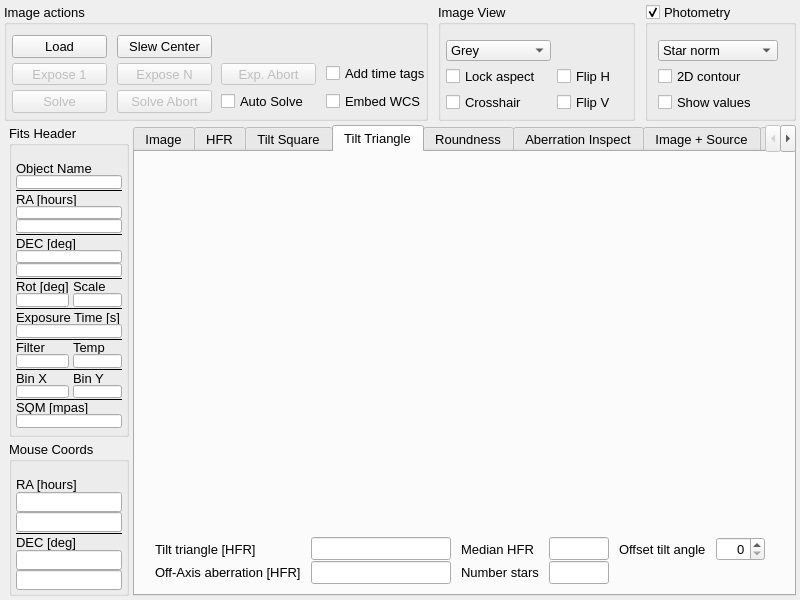
mworion/MountWizzard4, file mw4/gui/widgets/image.ui: the form before one commit.
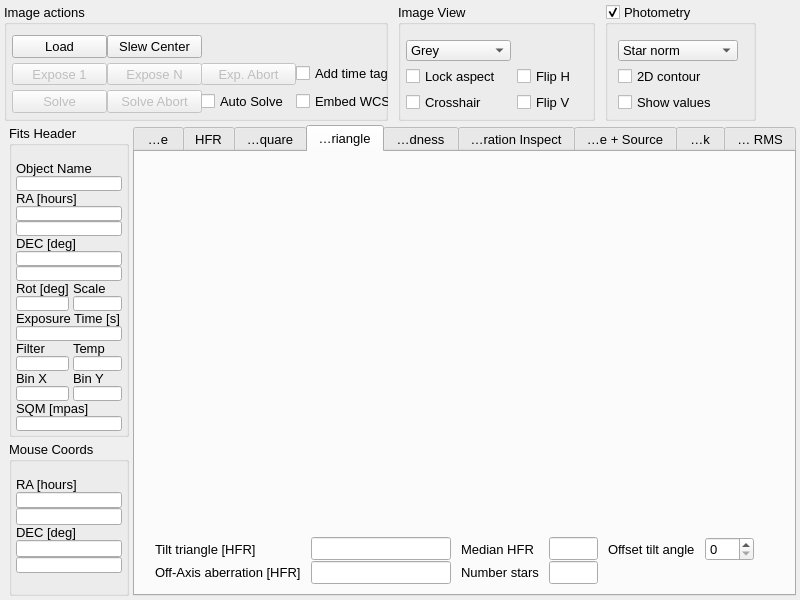
The form after the commit. The open tabs and pages were chosen to show the change. Custom widgets are drawn as their Qt base class.

Diff of the .ui file:
```diff
--- a/mw4/gui/widgets/image.ui
+++ b/mw4/gui/widgets/image.ui
@@ -30,7 +30,6 @@
   </property>
   <property name="font">
    <font>
-    <family>Arial</family>
     <pointsize>10</pointsize>
    </font>
   </property>
@@ -464,11 +463,8 @@
      </item>
      <item>
       <spacer name="horizontalSpacer">
-       <property name="orientation">
-        <enum>Qt::Horizontal</enum>
-       </property>
        <property name="sizeType">
-        <enum>QSizePolicy::Expanding</enum>
+        <enum>QSizePolicy::Fixed</enum>
        </property>
        <property name="sizeHint" stdset="0">
         <size>
@@ -482,9 +478,6 @@
    </item>
    <item>
     <spacer name="verticalSpacer">
-     <property name="orientation">
-      <enum>Qt::Vertical</enum>
-     </property>
      <property name="sizeHint" stdset="0">
       <size>
        <width>20</width>
@@ -522,7 +515,7 @@
         <number>0</number>
        </property>
        <property name="elideMode">
-        <enum>Qt::ElideNone</enum>
+        <enum>Qt::ElideLeft</enum>
        </property>
        <property name="movable">
         <bool>false</bool>
@@ -916,9 +909,6 @@
            </item>
            <item row="0" column="6">
             <spacer name="horizontalSpacer_3">
-             <property name="orientation">
-              <enum>Qt::Horizontal</enum>
-             </property>
              <property name="sizeHint" stdset="0">
               <size>
                <width>40</width>
@@ -935,9 +925,6 @@
                <height>16777215</height>
               </size>
              </property>
-             <property name="alignment">
-              <set>Qt::AlignRight|Qt::AlignTrailing|Qt::AlignVCenter</set>
-             </property>
              <property name="decimals">
               <number>0</number>
              </property>
@@ -1226,6 +1213,9 @@
           <property name="enabled">
            <bool>true</bool>
           </property>
+          <property name="layoutDirection">
+           <enum>Qt::LeftToRight</enum>
+          </property>
           <property name="readOnly">
            <bool>true</bool>
           </property>
@@ -1233,21 +1223,15 @@
         </item>
         <item row="16" column="0" colspan="2">
          <widget class="Line" name="line_7">
-          <property name="frameShadow">
-           <enum>QFrame::Plain</enum>
-          </property>
           <property name="orientation">
-           <enum>Qt::Horizontal</enum>
+           <enum>Qt::Vertical</enum>
           </property>
          </widget>
         </item>
         <item row="27" column="0" colspan="2">
          <widget class="Line" name="line_11">
-          <property name="frameShadow">
-           <enum>QFrame::Plain</enum>
-          </property>
           <property name="orientation">
-           <enum>Qt::Horizontal</enum>
+           <enum>Qt::Vertical</enum>
           </property>
          </widget>
         </item>
@@ -1263,21 +1247,15 @@
         </item>
         <item row="2" column="0" colspan="2">
          <widget class="Line" name="line_3">
-          <property name="frameShadow">
-           <enum>QFrame::Plain</enum>
-          </property>
           <property name="orientation">
-           <enum>Qt::Horizontal</enum>
+           <enum>Qt::Vertical</enum>
           </property>
          </widget>
         </item>
         <item row="10" column="0" colspan="2">
          <widget class="Line" name="line_6">
-          <property name="frameShadow">
-           <enum>QFrame::Plain</enum>
-          </property>
           <property name="orientation">
-           <enum>Qt::Horizontal</enum>
+           <enum>Qt::Vertical</enum>
           </property>
          </widget>
         </item>
@@ -1374,6 +1352,9 @@
           <property name="enabled">
            <bool>true</bool>
           </property>
+          <property name="layoutDirection">
+           <enum>Qt::LeftToRight</enum>
+          </property>
           <property name="readOnly">
            <bool>true</bool>
           </property>
@@ -1415,21 +1396,15 @@
         </item>
         <item row="6" column="0" colspan="2">
          <widget class="Line" name="line_5">
-          <property name="frameShadow">
-           <enum>QFrame::Plain</enum>
-          </property>
           <property name="orientation">
-           <enum>Qt::Horizontal</enum>
+           <enum>Qt::Vertical</enum>
           </property>
          </widget>
         </item>
         <item row="21" column="0" colspan="2">
          <widget class="Line" name="line_9">
-          <property name="frameShadow">
-           <enum>QFrame::Plain</enum>
-          </property>
           <property name="orientation">
-           <enum>Qt::Horizontal</enum>
+           <enum>Qt::Vertical</enum>
           </property>
          </widget>
         </item>
@@ -1449,11 +1424,8 @@
         </item>
         <item row="24" column="0" colspan="2">
          <widget class="Line" name="line_10">
-          <property name="frameShadow">
-           <enum>QFrame::Plain</enum>
-          </property>
           <property name="orientation">
-           <enum>Qt::Horizontal</enum>
+           <enum>Qt::Vertical</enum>
           </property>
          </widget>
         </item>
@@ -1556,11 +1528,8 @@
         </item>
         <item row="7" column="0">
          <spacer name="verticalSpacer_2">
-          <property name="orientation">
-           <enum>Qt::Vertical</enum>
-          </property>
           <property name="sizeType">
-           <enum>QSizePolicy::Expanding</enum>
+           <enum>QSizePolicy::Fixed</enum>
           </property>
           <property name="sizeHint" stdset="0">
            <size>
@@ -1612,11 +1581,8 @@
         </item>
         <item row="3" column="0">
          <widget class="Line" name="line_12">
-          <property name="frameShadow">
-           <enum>QFrame::Plain</enum>
-          </property>
           <property name="orientation">
-           <enum>Qt::Horizontal</enum>
+           <enum>Qt::Vertical</enum>
           </property>
          </widget>
         </item>
```
Left out of the diff: 11 changed lines with no effect on the pictures.
